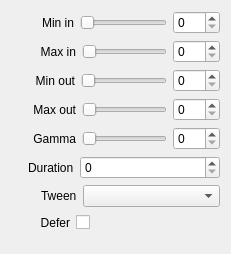
This is src/Widgets/Inspector/InspectorLevelsWidget.ui in CasparCG/client as Qt 5 draws it before an edit. The edited form follows.
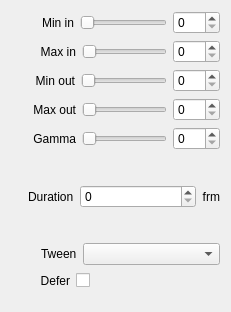
This is the edited form.

Commit message: Added description text to duration properties in the inspector panel.

What changed in the file:
```diff
--- a/src/Widgets/Inspector/InspectorLevelsWidget.ui
+++ b/src/Widgets/Inspector/InspectorLevelsWidget.ui
@@ -7,7 +7,7 @@
     <x>0</x>
     <y>0</y>
     <width>231</width>
-    <height>252</height>
+    <height>312</height>
    </rect>
   </property>
   <property name="sizePolicy">
@@ -290,6 +290,16 @@
        </property>
       </widget>
      </item>
+     <item>
+      <widget class="QLabel" name="labelFrm1">
+       <property name="text">
+        <string>frm</string>
+       </property>
+       <property name="alignment">
+        <set>Qt::AlignRight|Qt::AlignTrailing|Qt::AlignVCenter</set>
+       </property>
+      </widget>
+     </item>
     </layout>
    </item>
    <item>
```
The commit also changes 14 other files.
